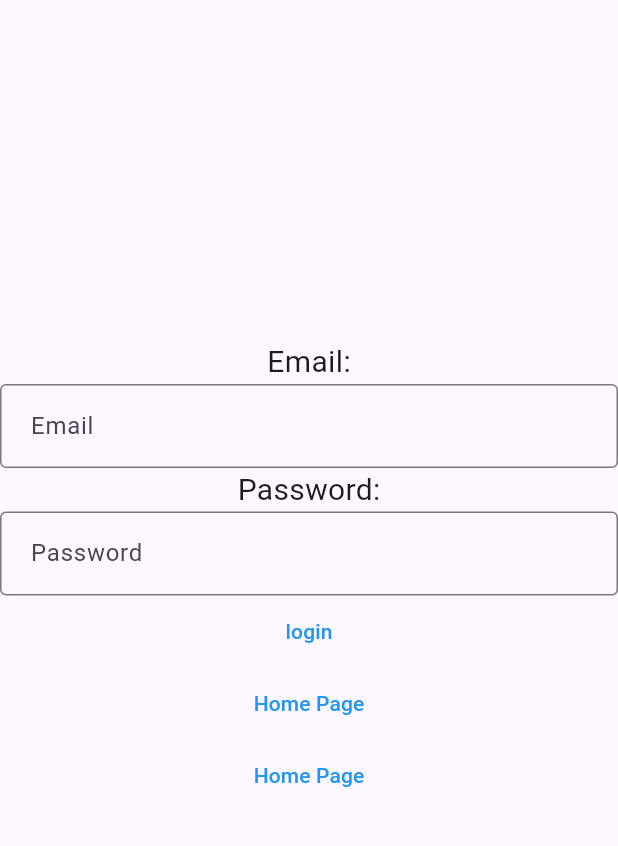
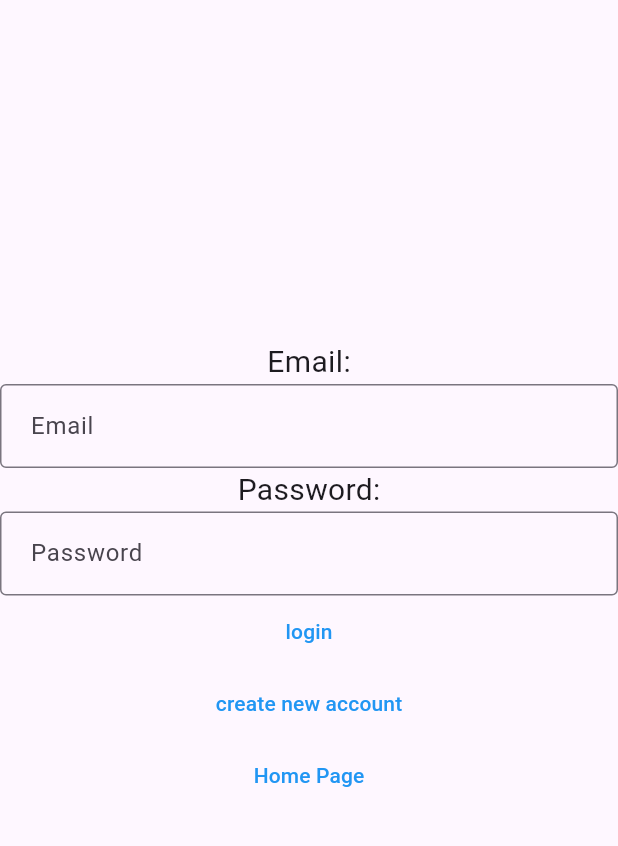
Before and after one commit to noorsharkia1/FinalProject, a Flutter app: the screen it shows after launch, on a phone screen of 412 x 824 dp, the part 84-930 px from its top. Run offline on Flutter 3.47's test engine with Material 3 defaults, Android fonts, the phone set to English and light mode, and no system bars.

```diff
--- a/lib/main.dart
+++ b/lib/main.dart
@@ -1,3 +1,4 @@
+import 'package:finalproject/Views/HomePageScreen.dart';
 import 'package:finalproject/Views/RegisterScreen.dart';
 import 'package:flutter/material.dart';
 
@@ -87,7 +88,8 @@ class _MyHomePageState extends State<MyHomePage> {
                           const RegisterScreen(title: "new account")),
                 );
               },
-              child: Text('Home Page'),
+              child: Text(''
+                  'create new account'),
             ),
             TextButton(
               style: ButtonStyle(
@@ -96,7 +98,7 @@ class _MyHomePageState extends State<MyHomePage> {
               onPressed: () {
                 Navigator.push(
                   context,
-                  MaterialPageRoute(builder: (context) => const HomePageScreen()));
+                  MaterialPageRoute(builder: (context) => const HomePageScreen(title: 'Home Page')));
 
               },
               child: Text('Home Page'),
```
Also changed, not shown: lib/Views/HomePageScreen.dart (+7 -1 lines).
